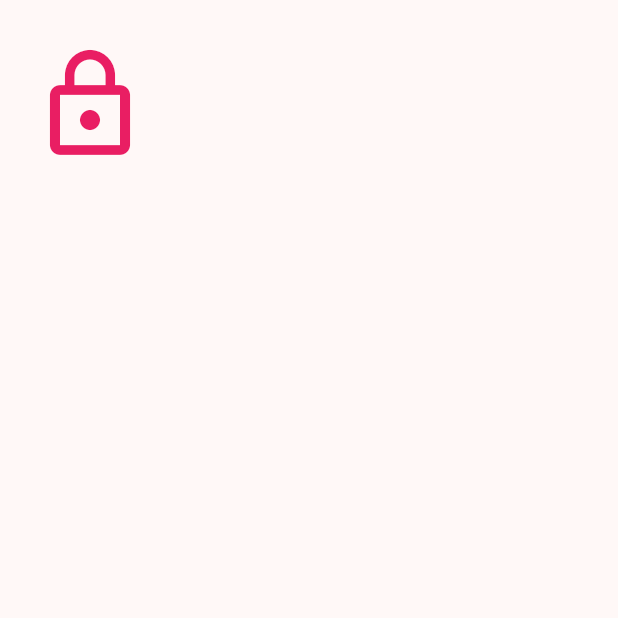
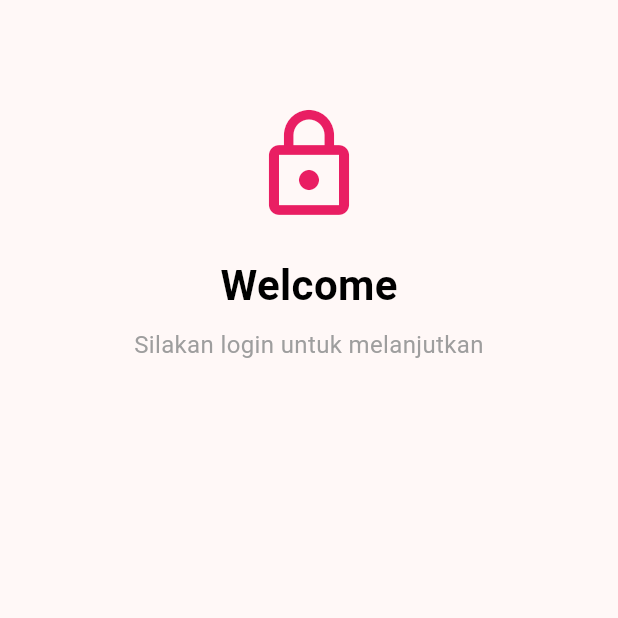
Before and after one commit to agrahafiz13/KB1179-1123150025-uts-, a Flutter app: the ScreenLogin screen opened directly, on a phone screen of 412 x 824 dp, the top half of it. Run offline on Flutter 3.47's test engine with Material 3 defaults, Android fonts, the phone set to English and light mode, and no system bars.

Commit message:
menambahkan teks dan wrapping ke centre

```diff
--- a/lib/screen/login.dart
+++ b/lib/screen/login.dart
@@ -7,14 +7,33 @@ class ScreenLogin extends StatelessWidget {
   Widget build(BuildContext context) {
     return Scaffold(
       body: SingleChildScrollView(
+        child: Center(
+          // ⬅️ Tambahkan Center di sini
           child: Container(
             padding: const EdgeInsets.all(20.0),
             child: const Column(
+              mainAxisAlignment: MainAxisAlignment.center,
+              crossAxisAlignment: CrossAxisAlignment.center,
               children: [
-              SizedBox(height: 10),
+                SizedBox(height: 50),
                 Icon(Icons.lock_outline, size: 80, color: Colors.pink),
-              SizedBox(height: 10),
+                SizedBox(height: 20),
+                Text(
+                  "Welcome",
+                  style: TextStyle(
+                    fontSize: 28,
+                    fontWeight: FontWeight.bold,
+                    color: Colors.black,
+                  ),
+                ),
+                SizedBox(height: 8),
+                Text(
+                  "Silakan login untuk melanjutkan",
+                  textAlign: TextAlign.center,
+                  style: TextStyle(fontSize: 16, color: Colors.grey),
+                ),
               ],
+            ),
           ),
         ),
       ),
```
Lines whose indentation alone changed are shown as unchanged.
